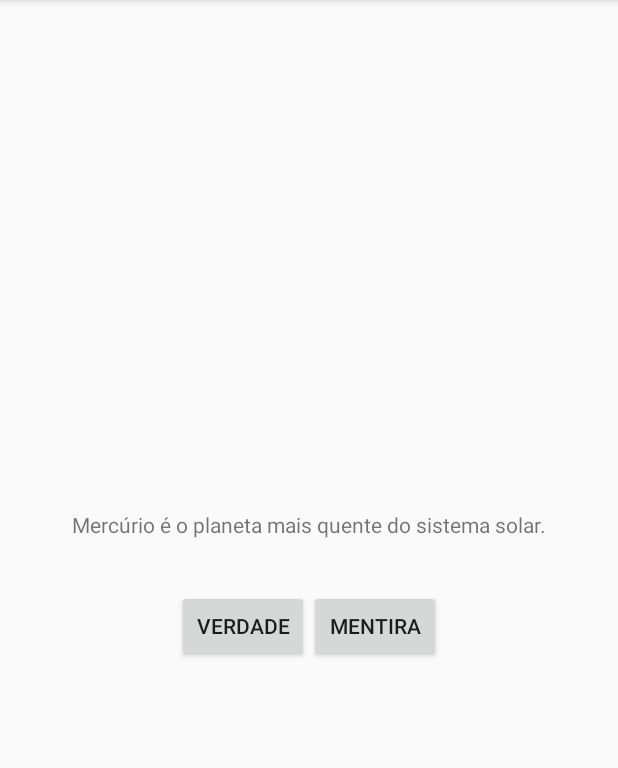
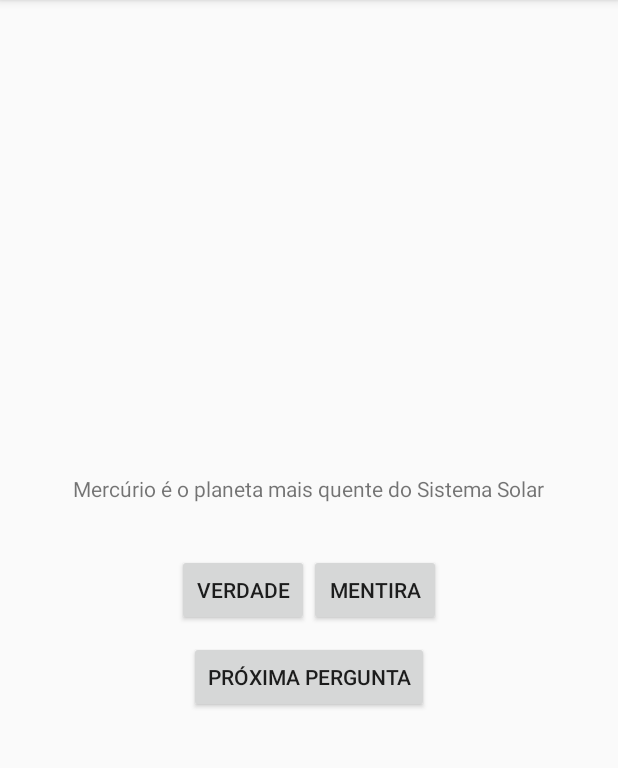
Before and after one commit to Tesla-J/Sinapse-Quiz-Fanmade, an Android app: the screen it shows after launch (MainActivity), on a phone screen of 412 x 824 dp, the part 84-852 px from its top. Run offline under Robolectric (Android 15) with nearby library versions, the phone set to English and light mode, and no system bars.

Commit message:
Adicionado botão NEXT, mais perguntas adicionadas, estrutura do projecto redefinida para MVC, criada classe responsável por tratar das perguntas

```diff
--- /dev/null
+++ b/app/src/main/java/com/marcos/sinapsequiz/FalseTrue.java
@@ -0,0 +1,29 @@
+package com.marcos.sinapsequiz;
+
+/*
+* Classe que armazena uma pergunta e sua resposta
+*/
+public class FalseTrue{
+    private int mQuestao;
+
+    private boolean mQuestaoVerdadeira;
+
+    public FalseTrue(int questao, boolean questaoVerdadeira){
+        mQuestao = questao;
+        mQuestaoVerdadeira = questaoVerdadeira;
+    }
+
+    public int getQuestao(){
+        return this.mQuestao;
+    }
+    public void setQuestao(int questao){
+        this.mQuestao = questao;
+    }
+
+    public boolean isQuestaoVerdadeira(){
+        return mQuestaoVerdadeira;
+    }
+    public void setQuestaoVerdadeira(boolean questaoVerdadeira){
+        this.mQuestaoVerdadeira = questaoVerdadeira;
+    }
+}
--- a/app/src/main/java/com/marcos/sinapsequiz/MainActivity.java
+++ b/app/src/main/java/com/marcos/sinapsequiz/MainActivity.java
@@ -6,16 +6,51 @@ import android.os.Bundle;
 import android.view.View;
 import android.widget.Button;
 import android.widget.Toast;
+import android.widget.TextView;
 
 public class MainActivity extends AppCompatActivity {
     private Button mBotaoMentira;
     private Button mBotaoVerdade;
+    private Button mBotaoNext;
+    private TextView mTextViewPergunta;
+
+    private FalseTrue[] mListaDePerguntas = new FalseTrue[] {
+            new FalseTrue(R.string.pergunta_astronomia_1, false),
+            new FalseTrue(R.string.pergunta_astronomia_2, true),
+            new FalseTrue(R.string.pergunta_astronomia_3, false),
+
+            new FalseTrue(R.string.pergunta_biologia_1, true),
+            new FalseTrue(R.string.pergunta_biologia_2, true),
+
+            new FalseTrue(R.string.pergunta_religiao_1, true),
+            new FalseTrue(R.string.pergunta_religiao_2, true),
+
+            new FalseTrue(R.string.pergunta_geografia_1, false),
+            new FalseTrue(R.string.pergunta_geografia_2, false),
+
+            new FalseTrue(R.string.pergunta_tecnologia_1, false),
+            new FalseTrue(R.string.pergunta_tecnologia_2, true),
+            new FalseTrue(R.string.pergunta_tecnologia_3, false),
+
+            new FalseTrue(R.string.pergunta_quimica_1, false),
+            new FalseTrue(R.string.pergunta_quimica_2, false)
+    };
+
+    private int mCurrentIndex = 0;
+
+    private void actualizarPergunta(){
+        int pergunta = mListaDePerguntas[mCurrentIndex].getQuestao();
+        mTextViewPergunta.setText(pergunta);
+    }
 
     @Override
     protected void onCreate(Bundle savedInstanceState) {
         super.onCreate(savedInstanceState);
         setContentView(R.layout.activity_main);
 
+        mTextViewPergunta = (TextView) findViewById(R.id.pergunta);
+
+        //eventos
         mBotaoMentira = (Button) findViewById(R.id.botao_mentira);
         mBotaoMentira.setOnClickListener(new View.OnClickListener(){
             @Override
@@ -32,5 +67,15 @@ public class MainActivity extends AppCompatActivity {
             }
         });
 
+        mBotaoNext = (Button) findViewById(R.id.botao_next);
+        mBotaoNext.setOnClickListener(new View.OnClickListener(){
+            @Override
+            public void onClick(View v){
+                mCurrentIndex = (mCurrentIndex + 1) % mListaDePerguntas.length;
+                actualizarPergunta();
+            }
+        });
+
+        actualizarPergunta();
     }
 }
--- a/app/src/main/res/layout/activity_main.xml
+++ b/app/src/main/res/layout/activity_main.xml
@@ -9,10 +9,10 @@
     tools:context=".MainActivity">
 
     <TextView
+        android:id="@+id/pergunta"
         android:layout_width="wrap_content"
         android:layout_height="wrap_content"
         android:padding="24dp"
-        android:text="@string/Pergunta"
         />
 
     <LinearLayout
@@ -38,5 +38,11 @@
 
     </LinearLayout>
 
+    <Button
+        android:id="@+id/botao_next"
+        android:layout_width="wrap_content"
+        android:layout_height="wrap_content"
+        android:text="@string/botao_next"
+        />
 
 </LinearLayout>
--- a/app/src/main/res/values/strings.xml
+++ b/app/src/main/res/values/strings.xml
@@ -1,8 +1,29 @@
 <resources>
     <string name="app_name">Sinapse Quiz</string>
-    <string name="Pergunta">Mercúrio é o planeta mais quente do sistema solar.</string>
     <string name="botao_verdade">Verdade</string>
     <string name="botao_mentira">Mentira</string>
     <string name="correct_answer">Correcto</string>
     <string name="incorrect_answer">incorrecto</string>
+    <string name="botao_next">Próxima Pergunta</string>
+
+    <string name="pergunta_astronomia_1">Mercúrio é o planeta mais quente do Sistema Solar</string>
+    <string name="pergunta_astronomia_2">Nós não podemos ver um buraco negro</string>
+    <string name="pergunta_astronomia_3">A estrela mais próxima da terra fica a cerca de 4,2421 anos-luz de distância</string>
+
+    <string name="pergunta_biologia_1">Um vírus pode infectar uma bactéria</string>
+    <string name="pergunta_biologia_2">A CoViD-19 é causada pelo Sars-Cov-2</string>
+
+
+    <string name="pergunta_religiao_1">Jesus já usou o chicote para expulsar alguém</string>
+    <string name="pergunta_religiao_2">Unicórnios são mencionados na Bíblia</string>
+
+    <string name="pergunta_geografia_1">O monte Everest é o monte mais alto do planeta Terra</string>
+    <string name="pergunta_geografia_2">A maior parte do oxigénio que respiramos vem das florestas</string>
+
+    <string name="pergunta_tecnologia_1">Programar é fácil</string>
+    <string name="pergunta_tecnologia_2">Um antivírus não detecta asinaturas de malwares que têm o seu código encriptado</string>
+    <string name="pergunta_tecnologia_3">Uma IA é apenas um simples programas com milhões de IFs e ELSEs</string>
+
+    <string name="pergunta_quimica_1">Um átomo é uma partícula indivisível</string>
+    <string name="pergunta_quimica_2">O vazio existe</string>
 </resources>
```
